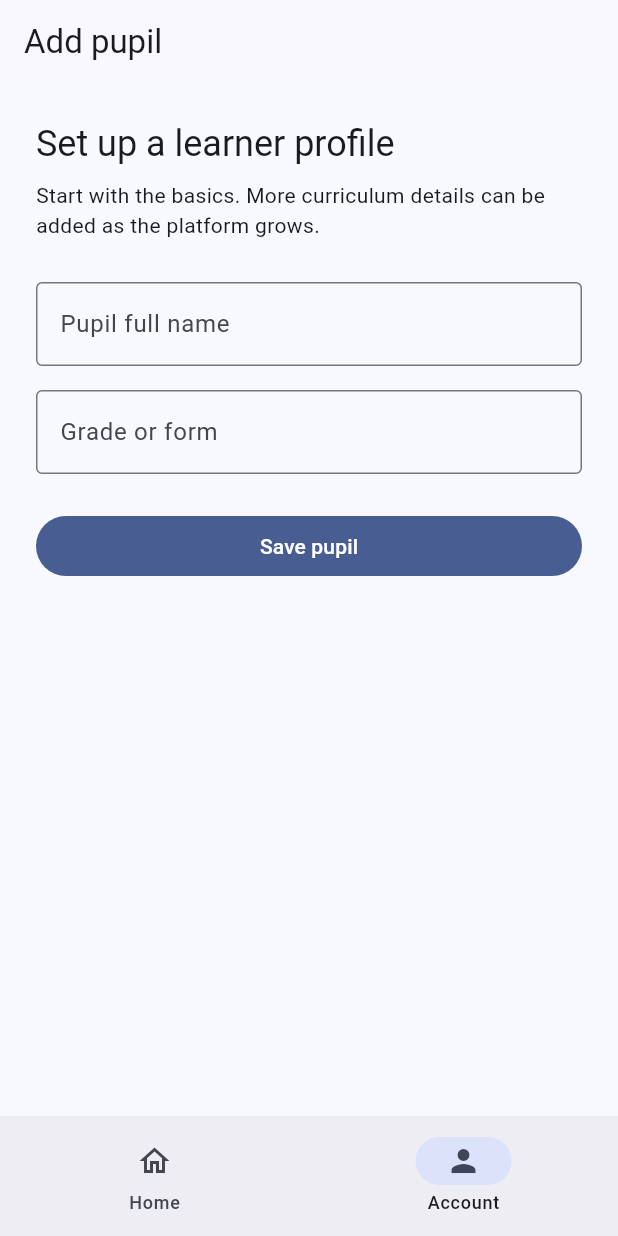
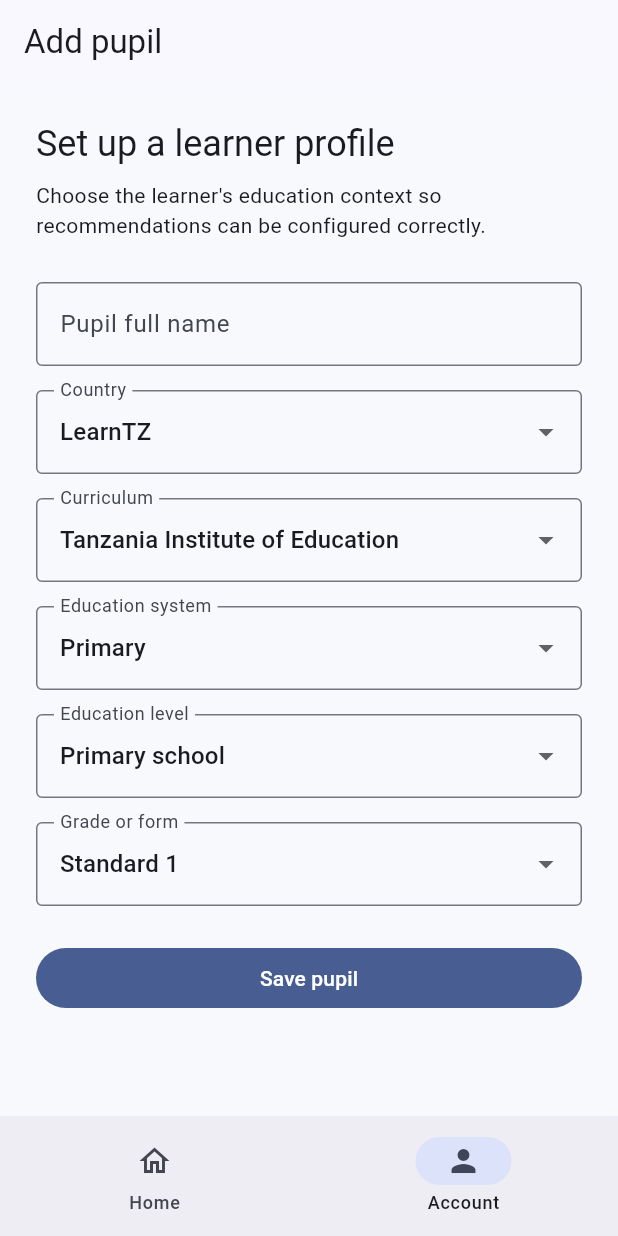
Before and after one commit to dalaliapptz-learnTz/learntz, a Flutter app: the AddPupilScreen screen opened by its route, on a phone screen of 412 x 824 dp. Run offline on Flutter 3.47's test engine with Material 3 defaults, Android fonts, the phone set to English and light mode, and no system bars; our stand-ins replace flutter_riverpod, go_router, supabase_flutter; accounts and stored records are empty.

Commit message:
Add Stage 2 country curriculum foundation

```diff
--- a/lib/app/config/app_config.dart
+++ b/lib/app/config/app_config.dart
@@ -1,3 +1,5 @@
+import '../../core/config/platform_configuration.dart';
+
 class AppConfig {
   const AppConfig({
     required this.productName,
@@ -24,4 +26,6 @@ class AppConfig {
       supabaseUrl.isNotEmpty && supabaseAnonKey.isNotEmpty;
 
   String get tagline => 'Learn Anywhere, Anytime.';
+
+  CountryConfiguration get countryConfiguration => PlatformCatalog.country(countryCode);
 }
--- /dev/null
+++ b/lib/core/config/platform_configuration.dart
@@ -0,0 +1,263 @@
+class CountryConfiguration {
+  const CountryConfiguration({
+    required this.code,
+    required this.productName,
+    required this.defaultLanguageCode,
+    required this.currencyCode,
+    required this.timezone,
+    required this.curricula,
+  });
+
+  final String code;
+  final String productName;
+  final String defaultLanguageCode;
+  final String currencyCode;
+  final String timezone;
+  final List<CurriculumConfiguration> curricula;
+}
+
+class CurriculumConfiguration {
+  const CurriculumConfiguration({
+    required this.code,
+    required this.name,
+    required this.educationSystems,
+  });
+
+  final String code;
+  final String name;
+  final List<EducationSystemConfiguration> educationSystems;
+}
+
+class EducationSystemConfiguration {
+  const EducationSystemConfiguration({
+    required this.code,
+    required this.name,
+    required this.levels,
+  });
+
+  final String code;
+  final String name;
+  final List<EducationLevelConfiguration> levels;
+}
+
+class EducationLevelConfiguration {
+  const EducationLevelConfiguration({
+    required this.code,
+    required this.name,
+    required this.grades,
+  });
+
+  final String code;
+  final String name;
+  final List<GradeConfiguration> grades;
+}
+
+class GradeConfiguration {
+  const GradeConfiguration({required this.code, required this.name});
+
+  final String code;
+  final String name;
+}
+
+class SubjectConfiguration {
+  const SubjectConfiguration({required this.code, required this.name});
+
+  final String code;
+  final String name;
+}
+
+class PlatformCatalog {
+  const PlatformCatalog._();
+
+  static const countries = <CountryConfiguration>[
+    CountryConfiguration(
+      code: 'TZ',
+      productName: 'LearnTZ',
+      defaultLanguageCode: 'sw',
+      currencyCode: 'TZS',
+      timezone: 'Africa/Dar_es_Salaam',
+      curricula: [
+        CurriculumConfiguration(
+          code: 'TIE',
+          name: 'Tanzania Institute of Education',
+          educationSystems: [
+            EducationSystemConfiguration(
+              code: 'PRIMARY',
+              name: 'Primary',
+              levels: [
+                EducationLevelConfiguration(
+                  code: 'PRIMARY',
+                  name: 'Primary school',
+                  grades: [
+                    GradeConfiguration(code: 'STD_1', name: 'Standard 1'),
+                    GradeConfiguration(code: 'STD_2', name: 'Standard 2'),
+                    GradeConfiguration(code: 'STD_3', name: 'Standard 3'),
+                    GradeConfiguration(code: 'STD_4', name: 'Standard 4'),
+                    GradeConfiguration(code: 'STD_5', name: 'Standard 5'),
+                    GradeConfiguration(code: 'STD_6', name: 'Standard 6'),
+                    GradeConfiguration(code: 'STD_7', name: 'Standard 7'),
+                  ],
+                ),
+              ],
+            ),
+            EducationSystemConfiguration(
+              code: 'SECONDARY',
+              name: 'Secondary',
+              levels: [
+                EducationLevelConfiguration(
+                  code: 'ORDINARY_SECONDARY',
+                  name: 'Ordinary secondary',
+                  grades: [
+                    GradeConfiguration(code: 'FORM_1', name: 'Form 1'),
+                    GradeConfiguration(code: 'FORM_2', name: 'Form 2'),
+                    GradeConfiguration(code: 'FORM_3', name: 'Form 3'),
+                    GradeConfiguration(code: 'FORM_4', name: 'Form 4'),
+                  ],
+                ),
+              ],
+            ),
+          ],
+        ),
+      ],
+    ),
+    CountryConfiguration(
+      code: 'KE',
+      productName: 'LearnKE',
+      defaultLanguageCode: 'en',
+      currencyCode: 'KES',
+      timezone: 'Africa/Nairobi',
+      curricula: [
+        CurriculumConfiguration(
+          code: 'CBC',
+          name: 'Competency Based Curriculum',
+          educationSystems: [
+            EducationSystemConfiguration(
+              code: 'PRIMARY',
+              name: 'Primary',
+              levels: [
+                EducationLevelConfiguration(
+                  code: 'PRIMARY',
+                  name: 'Primary school',
+                  grades: [
+                    GradeConfiguration(code: 'GRADE_1', name: 'Grade 1'),
+                    GradeConfiguration(code: 'GRADE_5', name: 'Grade 5'),
+                    GradeConfiguration(code: 'GRADE_6', name: 'Grade 6'),
+                  ],
+                ),
+              ],
+            ),
+          ],
+        ),
+      ],
+    ),
+    CountryConfiguration(
+      code: 'UG',
+      productName: 'LearnUG',
+      defaultLanguageCode: 'en',
+      currencyCode: 'UGX',
+      timezone: 'Africa/Kampala',
+      curricula: [
+        CurriculumConfiguration(
+          code: 'UNEB',
+          name: 'Uganda national curriculum',
+          educationSystems: [
+            EducationSystemConfiguration(
+              code: 'PRIMARY',
+              name: 'Primary',
+              levels: [
+                EducationLevelConfiguration(
+                  code: 'PRIMARY',
+                  name: 'Primary school',
+                  grades: [GradeConfiguration(code: 'P5', name: 'Primary 5')],
+                ),
+              ],
+            ),
+          ],
+        ),
+      ],
+    ),
+    CountryConfiguration(
+      code: 'RW',
+      productName: 'LearnRW',
+      defaultLanguageCode: 'en',
+      currencyCode: 'RWF',
+      timezone: 'Africa/Kigali',
+      curricula: [
+        CurriculumConfiguration(
+          code: 'NATIONAL',
+          name: 'Rwanda national curriculum',
+          educationSystems: [
+            EducationSystemConfiguration(
+              code: 'PRIMARY',
+              name: 'Primary',
+              levels: [
+                EducationLevelConfiguration(
+                  code: 'PRIMARY',
+                  name: 'Primary school',
+                  grades: [GradeConfiguration(code: 'P5', name: 'Primary 5')],
+                ),
+              ],
+            ),
+          ],
+        ),
+      ],
+    ),
+    CountryConfiguration(
+      code: 'BI',
+      productName: 'LearnBI',
+      defaultLanguageCode: 'fr',
+      currencyCode: 'BIF',
+      timezone: 'Africa/Bujumbura',
+      curricula: [
+        CurriculumConfiguration(
+          code: 'NATIONAL',
+          name: 'Burundi national curriculum',
+          educationSystems: [
+            EducationSystemConfiguration(
+              code: 'PRIMARY',
+              name: 'Primary',
+              levels: [
+                EducationLevelConfiguration(
+                  code: 'PRIMARY',
+                  name: 'Primary school',
+                  grades: [GradeConfiguration(code: 'YEAR_5', name: 'Year 5')],
+                ),
+              ],
+            ),
+          ],
+        ),
+      ],
+    ),
+    CountryConfiguration(
+      code: 'SS',
+      productName: 'LearnSS',
+      defaultLanguageCode: 'en',
+      currencyCode: 'SSP',
+      timezone: 'Africa/Juba',
+      curricula: [
+        CurriculumConfiguration(
+          code: 'NATIONAL',
+          name: 'South Sudan national curriculum',
+          educationSystems: [
+            EducationSystemConfiguration(
+              code: 'PRIMARY',
+              name: 'Primary',
+              levels: [
+                EducationLevelConfiguration(
+                  code: 'PRIMARY',
+                  name: 'Primary school',
+                  grades: [GradeConfiguration(code: 'P5', name: 'Primary 5')],
+                ),
+              ],
+            ),
+          ],
+        ),
+      ],
+    ),
+  ];
+
+  static CountryConfiguration country(String code) => countries.firstWhere(
+        (country) => country.code == code,
+        orElse: () => countries.first,
+      );
+}
--- a/lib/features/parent/add_pupil_screen.dart
+++ b/lib/features/parent/add_pupil_screen.dart
@@ -2,6 +2,7 @@ import 'package:flutter/material.dart';
 import 'package:flutter_riverpod/flutter_riverpod.dart';
 import 'package:go_router/go_router.dart';
 
+import '../../core/config/platform_configuration.dart';
 import '../auth/state/auth_controller.dart';
 
 class AddPupilScreen extends ConsumerStatefulWidget {
@@ -14,20 +15,35 @@ class AddPupilScreen extends ConsumerStatefulWidget {
 class _AddPupilScreenState extends ConsumerState<AddPupilScreen> {
   final _formKey = GlobalKey<FormState>();
   final _nameController = TextEditingController();
-  final _gradeController = TextEditingController();
+  String? _countryCode;
+  String? _curriculumCode;
+  String? _educationSystemCode;
+  String? _educationLevelCode;
+  String? _gradeCode;
 
   @override
   void dispose() {
     _nameController.dispose();
-    _gradeController.dispose();
     super.dispose();
   }
 
   Future<void> _submit() async {
     if (!_formKey.currentState!.validate()) return;
+    final countries = PlatformCatalog.countries;
+    final country = countries.firstWhere((item) => item.code == (_countryCode ?? countries.first.code));
+    final curriculum = country.curricula.firstWhere((item) => item.code == (_curriculumCode ?? country.curricula.first.code));
+    final system = curriculum.educationSystems.firstWhere((item) => item.code == (_educationSystemCode ?? curriculum.educationSystems.first.code));
+    final level = system.levels.firstWhere((item) => item.code == (_educationLevelCode ?? system.levels.first.code));
+    final grade = level.grades.firstWhere((item) => item.code == (_gradeCode ?? level.grades.first.code));
     await ref.read(authControllerProvider.notifier).addLearner(
           fullName: _nameController.text,
-          grade: _gradeController.text,
+          grade: grade.name,
+          countryCode: country.code,
+          curriculumCode: curriculum.code,
+          curriculum: curriculum.name,
+          educationSystem: system.name,
+          educationLevel: level.name,
+          gradeCode: grade.code,
         );
     if (!mounted) return;
     if (ref.read(authControllerProvider).errorMessage == null) context.go('/parent/pupils');
@@ -36,6 +52,15 @@ class _AddPupilScreenState extends ConsumerState<AddPupilScreen> {
   @override
   Widget build(BuildContext context) {
     final auth = ref.watch(authControllerProvider);
+    final countries = PlatformCatalog.countries;
+    final country = countries.firstWhere((item) => item.code == (_countryCode ?? countries.first.code));
+    final curricula = country.curricula;
+    final curriculum = curricula.firstWhere((item) => item.code == (_curriculumCode ?? curricula.first.code));
+    final systems = curriculum.educationSystems;
+    final system = systems.firstWhere((item) => item.code == (_educationSystemCode ?? systems.first.code));
+    final levels = system.levels;
+    final level = levels.firstWhere((item) => item.code == (_educationLevelCode ?? levels.first.code));
+    final grades = level.grades;
     return Scaffold(
       appBar: AppBar(title: const Text('Add pupil')),
       body: ListView(
@@ -43,7 +68,7 @@ class _AddPupilScreenState extends ConsumerState<AddPupilScreen> {
         children: [
           Text('Set up a learner profile', style: Theme.of(context).textTheme.headlineSmall),
           const SizedBox(height: 8),
-          const Text('Start with the basics. More curriculum details can be added as the platform grows.'),
+          const Text('Choose the learner\'s education context so recommendations can be configured correctly.'),
           const SizedBox(height: 28),
           Form(
             key: _formKey,
@@ -56,10 +81,62 @@ class _AddPupilScreenState extends ConsumerState<AddPupilScreen> {
                   validator: (value) => value == null || value.trim().isEmpty ? 'Enter the pupil name' : null,
                 ),
                 const SizedBox(height: 16),
-                TextFormField(
-                  controller: _gradeController,
+                DropdownButtonFormField<String>(
+                  key: ValueKey('country-${country.code}'),
+                  initialValue: country.code,
+                  decoration: const InputDecoration(labelText: 'Country'),
+                  items: countries.map((item) => DropdownMenuItem(value: item.code, child: Text(item.productName))).toList(),
+                  onChanged: (value) => setState(() {
+                    _countryCode = value;
+                    _curriculumCode = null;
+                    _educationSystemCode = null;
+                    _educationLevelCode = null;
+                    _gradeCode = null;
+                  }),
+                ),
+                const SizedBox(height: 16),
+                DropdownButtonFormField<String>(
+                  key: ValueKey('curriculum-${curriculum.code}'),
+                  initialValue: curriculum.code,
+                  decoration: const InputDecoration(labelText: 'Curriculum'),
+                  items: curricula.map((item) => DropdownMenuItem(value: item.code, child: Text(item.name))).toList(),
+                  onChanged: (value) => setState(() {
+                    _curriculumCode = value;
+                    _educationSystemCode = null;
+                    _educationLevelCode = null;
+                    _gradeCode = null;
+                  }),
+                ),
+                const SizedBox(height: 16),
+                DropdownButtonFormField<String>(
+                  key: ValueKey('system-${system.code}'),
+                  initialValue: system.code,
+                  decoration: const InputDecoration(labelText: 'Education system'),
+                  items: systems.map((item) => DropdownMenuItem(value: item.code, child: Text(item.name))).toList(),
+                  onChanged: (value) => setState(() {
+                    _educationSystemCode = value;
+                    _educationLevelCode = null;
+                    _gradeCode = null;
+                  }),
+                ),
+                const SizedBox(height: 16),
+                DropdownButtonFormField<String>(
+                  key: ValueKey('level-${level.code}'),
+                  initialValue: level.code,
+                  decoration: const InputDecoration(labelText: 'Education level'),
+                  items: levels.map((item) => DropdownMenuItem(value: item.code, child: Text(item.name))).toList(),
+                  onChanged: (value) => setState(() {
+                    _educationLevelCode = value;
+                    _gradeCode = null;
+                  }),
+                ),
+                const SizedBox(height: 16),
+                DropdownButtonFormField<String>(
+                  key: ValueKey('grade-${grades.first.code}-${_gradeCode ?? grades.first.code}'),
+                  initialValue: grades.firstWhere((item) => item.code == (_gradeCode ?? grades.first.code)).code,
                   decoration: const InputDecoration(labelText: 'Grade or form'),
-                  validator: (value) => value == null || value.trim().isEmpty ? 'Enter the grade or form' : null,
+                  items: grades.map((item) => DropdownMenuItem(value: item.code, child: Text(item.name))).toList(),
+                  onChanged: (value) => setState(() => _gradeCode = value),
                 ),
                 if (auth.errorMessage != null) ...[
                   const SizedBox(height: 16),
```
Also changed, not shown: lib/core/config/platform_catalog_repository.dart (added, +97 -0 lines), lib/features/auth/models/account_models.dart (+8 -0 lines), lib/features/auth/state/auth_controller.dart (+16 -3 lines), 3 other files.
